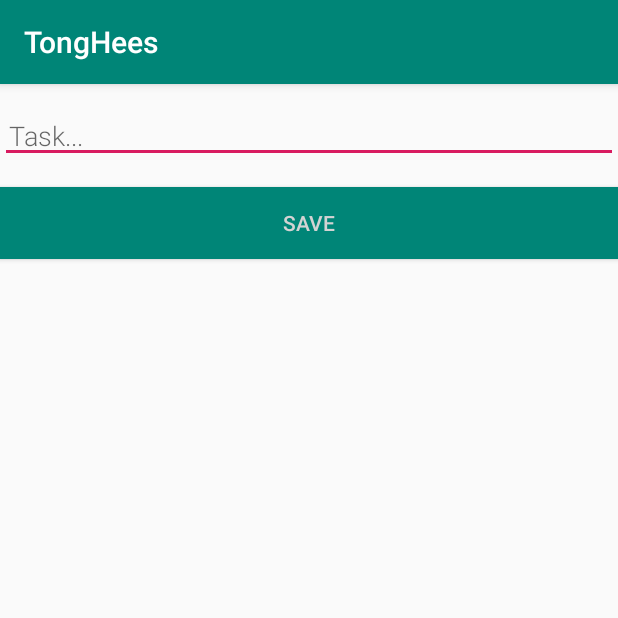
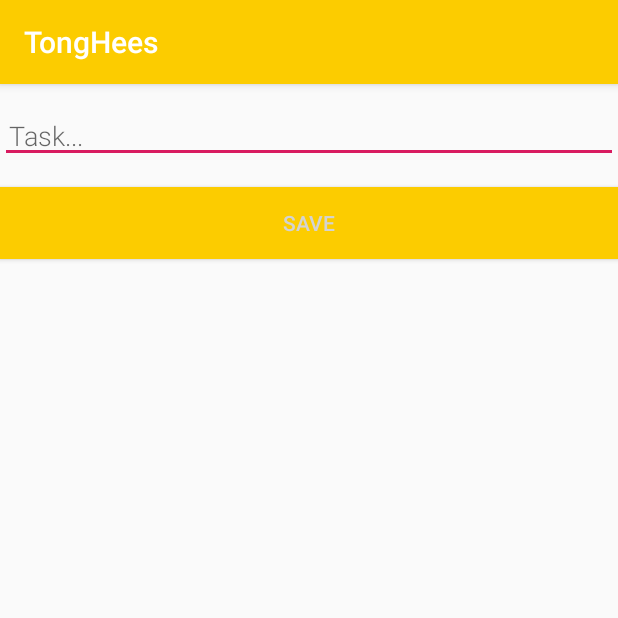
Before and after one commit to daffamachfud/tonghees, an Android app: the NewTaskActivity screen opened directly, with no data from a screen before it, on a phone screen of 412 x 824 dp, the top half of it. Run offline under Robolectric (Android 15) with nearby library versions, the phone set to English and light mode, and no system bars.

Commit message:
bikin package model dan memperbarui style

```diff
--- a/app/src/main/java/com/example/tonghees/MainActivity.java
+++ b/app/src/main/java/com/example/tonghees/MainActivity.java
@@ -3,8 +3,8 @@ package com.example.tonghees;
 import android.content.Intent;
 import android.os.Bundle;
 
+import com.example.tonghees.model.Task;
 import com.google.android.material.floatingactionbutton.FloatingActionButton;
-import com.google.android.material.snackbar.Snackbar;
 
 import androidx.annotation.Nullable;
 import androidx.appcompat.app.AppCompatActivity;
@@ -15,8 +15,6 @@ import androidx.recyclerview.widget.LinearLayoutManager;
 import androidx.recyclerview.widget.RecyclerView;
 
 import android.view.View;
-import android.view.Menu;
-import android.view.MenuItem;
 import android.widget.Toast;
 
 import java.util.List;
--- a/app/src/main/java/com/example/tonghees/TaskDao.java
+++ b/app/src/main/java/com/example/tonghees/TaskDao.java
@@ -5,6 +5,8 @@ import androidx.room.Dao;
 import androidx.room.Insert;
 import androidx.room.OnConflictStrategy;
 import androidx.room.Query;
+
+import com.example.tonghees.model.Task;
 
 import java.util.List;
 
--- a/app/src/main/java/com/example/tonghees/TaskListAdapter.java
+++ b/app/src/main/java/com/example/tonghees/TaskListAdapter.java
@@ -7,6 +7,8 @@ import android.view.ViewGroup;
 import android.widget.TextView;
 
 import androidx.recyclerview.widget.RecyclerView;
+
+import com.example.tonghees.model.Task;
 
 import java.util.Collections;
 import java.util.List;
--- a/app/src/main/java/com/example/tonghees/TaskRepository.java
+++ b/app/src/main/java/com/example/tonghees/TaskRepository.java
@@ -4,6 +4,8 @@ import android.app.Application;
 import android.os.AsyncTask;
 
 import androidx.lifecycle.LiveData;
+
+import com.example.tonghees.model.Task;
 
 import java.util.List;
 
--- a/app/src/main/java/com/example/tonghees/TaskRoomDatabase.java
+++ b/app/src/main/java/com/example/tonghees/TaskRoomDatabase.java
@@ -8,6 +8,8 @@ import androidx.room.Database;
 import androidx.room.Room;
 import androidx.room.RoomDatabase;
 import androidx.sqlite.db.SupportSQLiteDatabase;
+
+import com.example.tonghees.model.Task;
 
 @Database(entities = {Task.class},version = 1)
 public abstract class TaskRoomDatabase extends RoomDatabase {
--- a/app/src/main/java/com/example/tonghees/TaskViewModel.java
+++ b/app/src/main/java/com/example/tonghees/TaskViewModel.java
@@ -4,6 +4,8 @@ import android.app.Application;
 
 import androidx.lifecycle.AndroidViewModel;
 import androidx.lifecycle.LiveData;
+
+import com.example.tonghees.model.Task;
 
 import java.util.List;
 
--- a/app/src/main/java/com/example/tonghees/Task.java
+++ b/app/src/main/java/com/example/tonghees/model/Task.java
@@ -1,4 +1,4 @@
-package com.example.tonghees;
+package com.example.tonghees.model;
 
 import androidx.annotation.NonNull;
 import androidx.room.ColumnInfo;
--- a/app/src/main/res/layout/activity_main.xml
+++ b/app/src/main/res/layout/activity_main.xml
@@ -4,6 +4,7 @@
     xmlns:tools="http://schemas.android.com/tools"
     android:layout_width="match_parent"
     android:layout_height="match_parent"
+    android:background="#FFFFFF"
     tools:context=".MainActivity">
 
     <com.google.android.material.appbar.AppBarLayout
@@ -24,6 +25,7 @@
 
     <com.google.android.material.floatingactionbutton.FloatingActionButton
         android:id="@+id/fab"
+        app:backgroundTint="#FCCC00"
         android:layout_width="wrap_content"
         android:layout_height="wrap_content"
         android:layout_gravity="bottom|end"
--- a/app/src/main/res/layout/content_main.xml
+++ b/app/src/main/res/layout/content_main.xml
@@ -7,13 +7,14 @@
     android:layout_height="match_parent"
     app:layout_behavior="@string/appbar_scrolling_view_behavior"
     tools:context="com.example.tonghees.MainActivity"
-    tools:showIn="@layout/activity_main">
+    tools:showIn="@layout/activity_main"
+    >
 
     <androidx.recyclerview.widget.RecyclerView
         android:id="@+id/recyclerview"
         android:layout_width="match_parent"
         android:layout_height="match_parent"
-        android:background="@android:color/darker_gray"
+        android:background="#FFFFFF"
         tools:listitem="@layout/recyclerview_item"/>
 
 </androidx.constraintlayout.widget.ConstraintLayout>
--- a/app/src/main/res/values/colors.xml
+++ b/app/src/main/res/values/colors.xml
@@ -1,6 +1,6 @@
 <?xml version="1.0" encoding="utf-8"?>
 <resources>
-    <color name="colorPrimary">#008577</color>
+    <color name="colorPrimary">#FCCC00</color>
     <color name="colorPrimaryDark">#00574B</color>
     <color name="colorAccent">#D81B60</color>
     <color name="buttonLabel">#d3d3d3</color>
```
Also changed, not shown: app/src/main/res/layout/recyclerview_item.xml (+8 -3 lines).
